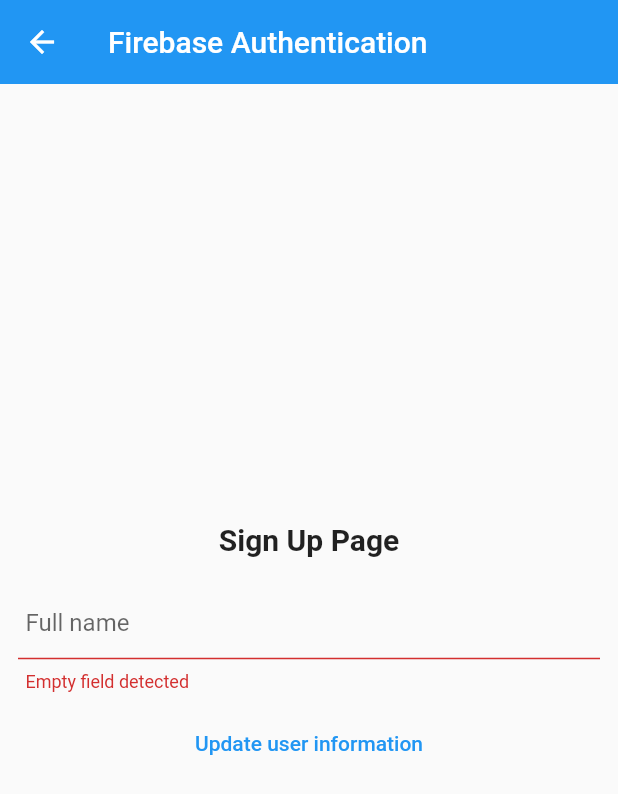
After one commit to techwithsam/Flutter-Firebase-Tutorial, a Flutter app: the UpdateDatainDatabase screen opened directly, after a tap on "Update user information", on a phone screen of 412 x 824 dp. The commit adds this screen. Shown: the top 794 px of the screen. Run offline on Flutter 3.47's test engine with Material 2 defaults, Android fonts, the phone set to English and light mode, and no system bars; our stand-ins replace firebase_auth, firebase_core, firebase_database, google_sign_in; accounts and stored records are empty.

Commit message:
update data on firebase database

```diff
--- a/lib/Firebase-Authentication/sign_up.dart
+++ b/lib/Firebase-Authentication/sign_up.dart
@@ -50,7 +50,6 @@
                                 btnLoad = true;
                               });
                               try {
-                                  //  await FirebaseAuth.instance.
                                 await FirebaseAuth.instance
                                     .createUserWithEmailAndPassword(
                                         email: _email!.text,
@@ -60,7 +59,7 @@
                                     "uid": value.user!.uid,
                                     "email": _email!.text,
                                     "fname": _fname!.text,
-                                 "pic": "pic",
+                                    "pic": "pic",
                                   }).then((res) {
                                     btnLoad = false;
                                     Navigator.pushReplacement(
--- /dev/null
+++ b/lib/Firebase-Database/update_data.dart
@@ -0,0 +1,102 @@
+import 'dart:async';
+import 'dart:io';
+
+import 'package:firebase_class/Firebase-Authentication/sign_up.dart';
+import 'package:firebase_database/firebase_database.dart';
+import 'package:flutter/material.dart';
+
+class UpdateDatainDatabase extends StatefulWidget {
+  UpdateDatainDatabase({Key? key}) : super(key: key);
+
+  @override
+  _UpdateDatainDatabaseState createState() => _UpdateDatainDatabaseState();
+}
+
+class _UpdateDatainDatabaseState extends State<UpdateDatainDatabase> {
+  final _formKey = GlobalKey<FormState>();
+  DatabaseReference db = FirebaseDatabase.instance.reference().child("Users");
+  TextEditingController? _fname;
+  bool btnLoad = false;
+
+  @override
+  Widget build(BuildContext context) {
+    return Scaffold(
+        appBar: AppBar(title: Text('Firebase Authentication')),
+        body: Center(
+          child: SingleChildScrollView(
+            child: Form(
+              key: _formKey,
+              child: Padding(
+                padding: const EdgeInsets.fromLTRB(12, 22, 12, 22),
+                child: Column(
+                  mainAxisAlignment: MainAxisAlignment.center,
+                  children: [
+                    Center(child: Text('Sign Up Page', style: kStyle)),
+                    SizedBox(height: 20),
+                    TextFieldd(_fname, 'Full name'),
+                    SizedBox(height: 10),
+                    !btnLoad
+                        ? TextButton(
+                            onPressed: () async {
+                              if (_formKey.currentState!.validate()) {
+                                setState(() {
+                                  btnLoad = true;
+                                });
+                                try {
+                                  db.child('uid').update({
+                                    "fname": _fname!.text,
+                                  }).then((res) {
+                                    btnLoad = false;
+                                  }).timeout(timeOut);
+                                } on SocketException catch (_) {
+                                  snackBar(nointernet);
+                                } on TimeoutException catch (_) {
+                                  snackBar(timeMsg);
+                                } catch (e) {
+                                  snackBar('$e');
+                                }
+                                setState(() {
+                                  btnLoad = false;
+                                });
+                              }
+                            },
+                            child: Text('Update user information'),)
+                        : Center(
+                            child: SizedBox(
+                              height: 30,
+                              width: 30,
+                              child: CircularProgressIndicator(
+                                strokeWidth: 2.2,
+                              ),
+                            ),
+                          ),
+                    SizedBox(height: 12),
+                  ],
+                ),
+              ),
+            ),
+          ),
+        ));
+  }
+
+  snackBar(String msg) {
+    ScaffoldMessenger.of(context).showSnackBar(
+      SnackBar(
+        content: Text('$msg'),
+        action: SnackBarAction(label: 'Close', onPressed: () {}),
+      ),
+    );
+  }
+
+  @override
+  void initState() {
+    super.initState();
+    _fname = TextEditingController();
+  }
+
+  @override
+  void dispose() {
+    _fname!.dispose();
+    super.dispose();
+  }
+}
```
